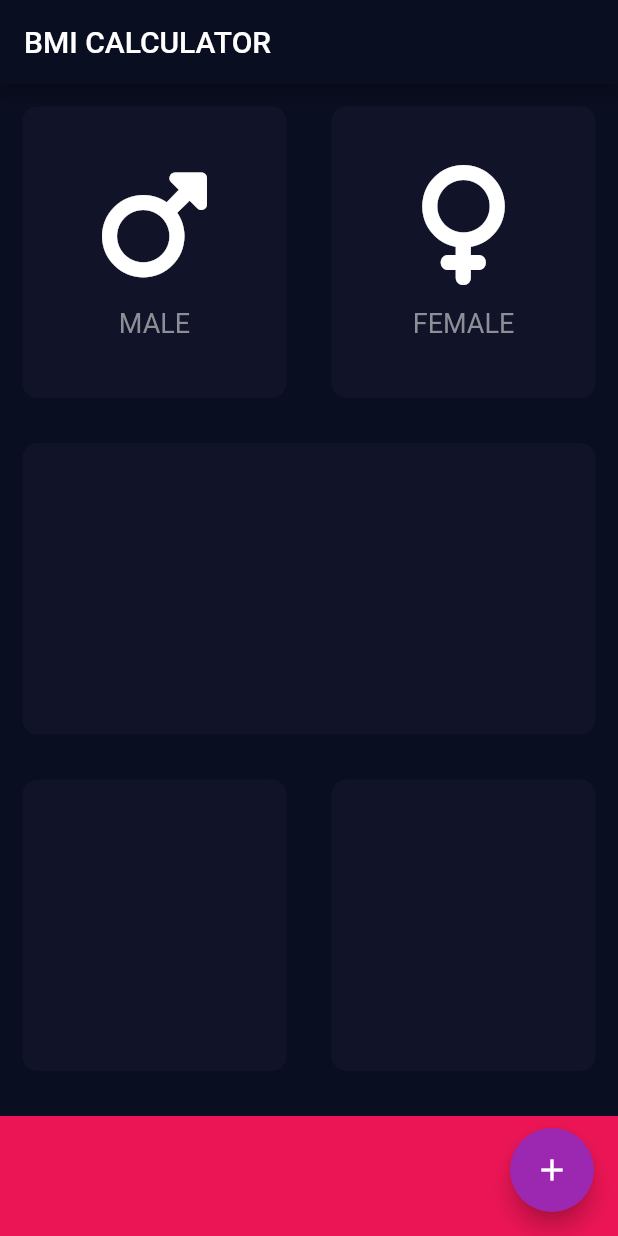
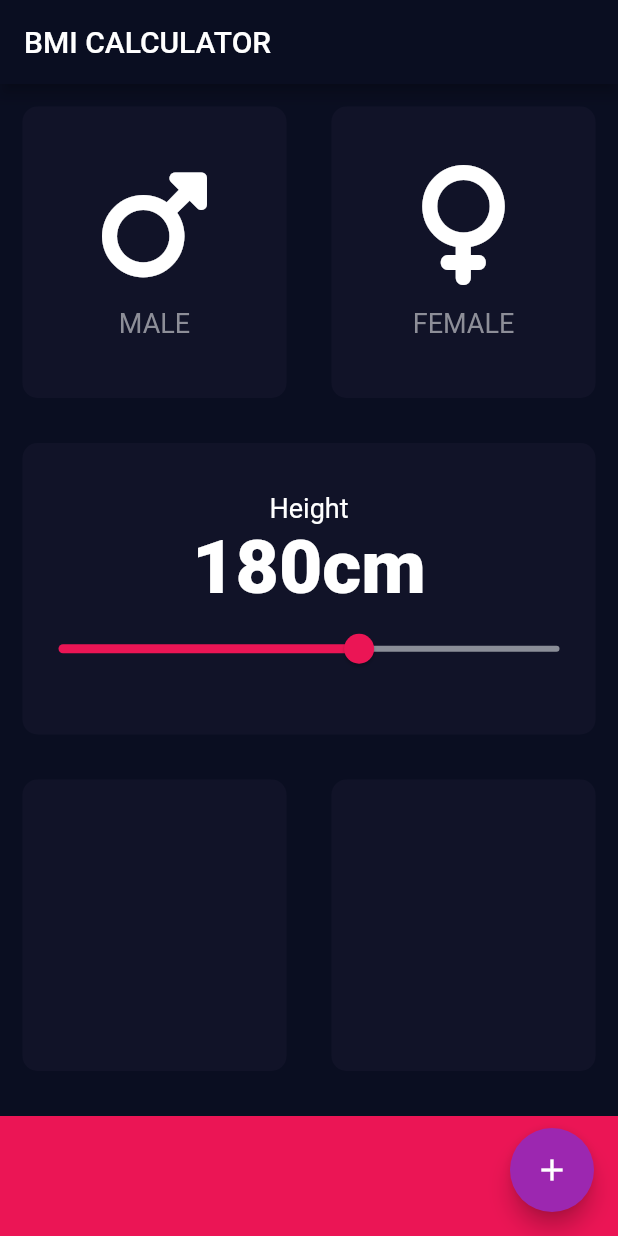
Before and after one commit to deepcodingios/BMI_Calculator, a Flutter app: the screen it shows after launch, on a phone screen of 412 x 824 dp. Run offline on Flutter 3.47's test engine with Material 2 defaults, Android fonts, the phone set to English and light mode, and no system bars; our stand-ins replace font_awesome_flutter; missing offline and left inert: dart:ffi.

Commit message:
Adding Slider Widget

```diff
--- /dev/null
+++ b/lib/constants.dart
@@ -0,0 +1,15 @@
+import 'package:flutter/material.dart';
+
+const kCardBackgroundColor = Color(0xFF1E1F32);
+const kActiveCardBackgroundColor = Color(0xFF1D1E33);
+const kInActiveCardBackgroundColor = Color(0xFF111328);
+const kLabelTextStyle = TextStyle(
+  color: Colors.white,
+  fontSize: 18.0,
+  fontWeight: FontWeight.normal,
+);
+const kHeavyTextStyle = TextStyle(
+  fontSize: 50.0,
+  fontWeight: FontWeight.w900,
+  color: Colors.white,
+);
--- a/lib/inputpage.dart
+++ b/lib/inputpage.dart
@@ -1,12 +1,7 @@
 import 'dart:ffi';
 import 'package:flutter/material.dart';
 import 'package:font_awesome_flutter/font_awesome_flutter.dart';
-
-const cardBackgroundColor = Color(0xFF1E1F32);
-
-const activeCardBackgroundColor = Color(0xFF1D1E33);
-const inActiveCardBackgroundColor = Color(0xFF111328);
-// const cardBackgroundColor = Colors.redAccent;
+import 'constants.dart';
 
 enum Gender { male, female }
 
@@ -17,6 +12,8 @@ class InputPage extends StatefulWidget {
 
 class _InputPageState extends State<InputPage> {
   Gender selectedGender;
+
+  int height = 180;
 
   @override
   Widget build(BuildContext context) {
@@ -41,8 +38,8 @@ class _InputPageState extends State<InputPage> {
                         print('Male Button tapped');
                       },
                       colour: selectedGender == Gender.male
-                          ? activeCardBackgroundColor
-                          : inActiveCardBackgroundColor,
+                          ? kActiveCardBackgroundColor
+                          : kInActiveCardBackgroundColor,
                       cardChild: CardWidget(
                         icon: FontAwesomeIcons.mars,
                         label: 'MALE',
@@ -58,8 +55,8 @@ class _InputPageState extends State<InputPage> {
                         print('Female Button tapped');
                       },
                       colour: selectedGender == Gender.female
-                          ? activeCardBackgroundColor
-                          : inActiveCardBackgroundColor,
+                          ? kActiveCardBackgroundColor
+                          : kInActiveCardBackgroundColor,
                       cardChild: CardWidget(
                         icon: FontAwesomeIcons.venus,
                         label: 'FEMALE',
@@ -71,7 +68,44 @@ class _InputPageState extends State<InputPage> {
             ),
             Expanded(
               child: ReusableCard(
-                colour: inActiveCardBackgroundColor,
+                colour: kInActiveCardBackgroundColor,
+                cardChild: Column(
+                  mainAxisAlignment: MainAxisAlignment.center,
+                  // crossAxisAlignment: CrossAxisAlignment.stretch,
+                  children: [
+                    Text(
+                      'Height',
+                      style: kLabelTextStyle,
+                    ),
+                    Row(
+                      crossAxisAlignment: CrossAxisAlignment.baseline,
+                      mainAxisAlignment: MainAxisAlignment.center,
+                      textBaseline: TextBaseline.alphabetic,
+                      children: [
+                        Text(
+                          height.toString(),
+                          style: kHeavyTextStyle,
+                        ),
+                        Text(
+                          'cm',
+                          style: kHeavyTextStyle,
+                        ),
+                      ],
+                    ),
+                    Slider(
+                      value: height.toDouble(),
+                      min: 120.0,
+                      max: 220.0,
+                      activeColor: Color(0xFFEB1555),
+                      inactiveColor: Color(0xFF8B8E98),
+                      onChanged: (double newValue) {
+                        setState(() {
+                          height = newValue.round();
+                        });
+                      },
+                    ),
+                  ],
+                ),
               ),
             ),
             Expanded(
@@ -79,12 +113,12 @@ class _InputPageState extends State<InputPage> {
                 children: [
                   Expanded(
                     child: ReusableCard(
-                      colour: inActiveCardBackgroundColor,
+                      colour: kInActiveCardBackgroundColor,
                     ),
                   ),
                   Expanded(
                     child: ReusableCard(
-                      colour: inActiveCardBackgroundColor,
+                      colour: kInActiveCardBackgroundColor,
                     ),
                   ),
                 ],
```
